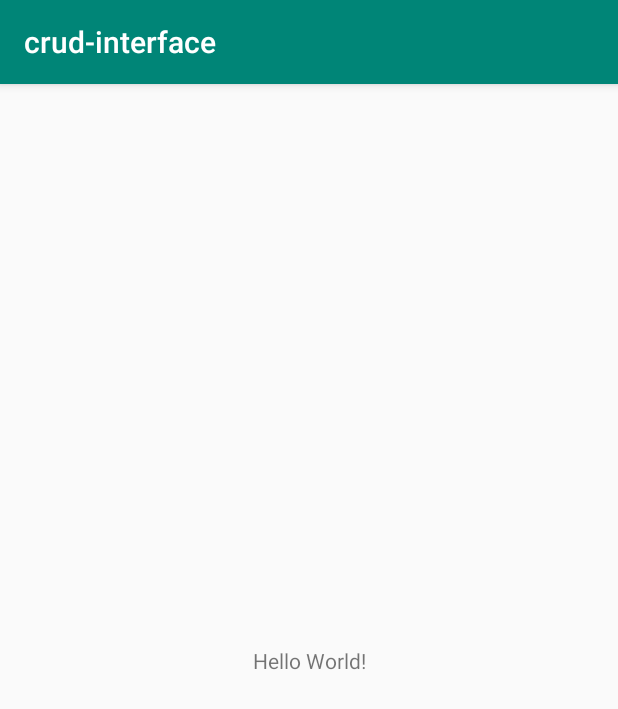
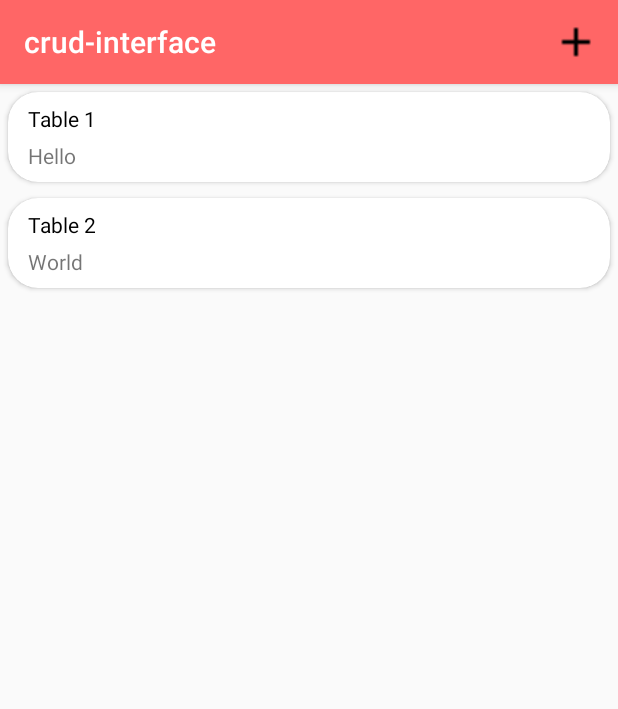
Before and after one commit to ishan2205/CRUD-interface, an Android app: the screen it shows after launch (MainActivity), on a phone screen of 412 x 824 dp. Shown: the top 709 px of the screen. Run offline under Robolectric (Android 15) with nearby library versions, the phone set to English and light mode, and no system bars; libraries missing offline, so code that uses them is left out: com.mongodb.client.

Commit message:
Card View

```diff
--- a/app/build.gradle
+++ b/app/build.gradle
@@ -2,6 +2,12 @@ apply plugin: 'com.android.application'
 
 android {
     compileSdkVersion 29
+
+    compileOptions {
+        sourceCompatibility = JavaVersion.VERSION_1_8
+        targetCompatibility = JavaVersion.VERSION_1_8
+    }
+
     defaultConfig {
         applicationId "com.anuj.crud_interface"
         minSdkVersion 22
@@ -22,7 +28,14 @@ dependencies {
     implementation fileTree(dir: 'libs', include: ['*.jar'])
     implementation 'androidx.appcompat:appcompat:1.0.2'
     implementation 'androidx.constraintlayout:constraintlayout:1.1.3'
+
+
+    implementation 'org.mongodb:stitch-android-sdk:4.1.0'
+
+
     testImplementation 'junit:junit:4.12'
     androidTestImplementation 'androidx.test:runner:1.2.0'
     androidTestImplementation 'androidx.test.espresso:espresso-core:3.2.0'
+    implementation 'androidx.cardview:cardview:1.0.0'
+    implementation 'androidx.recyclerview:recyclerview:1.0.0'
 }
--- a/app/src/main/java/com/anuj/crud_interface/MainActivity.java
+++ b/app/src/main/java/com/anuj/crud_interface/MainActivity.java
@@ -1,16 +1,84 @@
 package com.anuj.crud_interface;
 
+import androidx.appcompat.app.ActionBar;
 import androidx.appcompat.app.AppCompatActivity;
+import androidx.cardview.widget.CardView;
+import androidx.recyclerview.widget.LinearLayoutManager;
+import androidx.recyclerview.widget.RecyclerView;
 
+import android.content.Context;
+import android.graphics.drawable.ColorDrawable;
 import android.os.Bundle;
+import android.view.Menu;
+import android.view.MenuItem;
+import android.view.View;
+import android.widget.Adapter;
+import android.widget.Toast;
+
+import com.mongodb.client.MongoClient;
+import com.mongodb.client.MongoDatabase;
+
+import java.util.ArrayList;
+import java.util.List;
 
 public class MainActivity extends AppCompatActivity {
 
+    RecyclerView recyclerView;
+    List<Table> tableList;
+
     @Override
-    protected void onCreate(Bundle savedInstanceState) {
+    protected void onCreate(Bundle savedInstanceState)
+    {
         super.onCreate(savedInstanceState);
         setContentView(R.layout.activity_main);
+        ActionBar actionBar=getSupportActionBar();
+        assert actionBar != null;
+        actionBar.setBackgroundDrawable(new ColorDrawable(0xFFFF6666));
+        tableList= new ArrayList<>();
+        recyclerView=findViewById(R.id.recyclerView);
+        recyclerView.setHasFixedSize(true);
+        recyclerView.setLayoutManager(new LinearLayoutManager(this));
+        tableList.add(new Table(1,"Table 1","Hello")
+        );
+        tableList.add(new Table(2,"Table 2","World")
+        );
+        TableAdapter adapter=new TableAdapter(this,tableList);
+        recyclerView.setAdapter(adapter);
+        recyclerView.addOnItemTouchListener(new RecyclerItemClickListener(getApplicationContext(), recyclerView, new RecyclerItemClickListener.OnItemClickListener() {
+            @Override
+            public void onItemClick(View view, int position) {
+                Toast.makeText(getApplicationContext(),"HI",Toast.LENGTH_LONG).show();
+            }
 
+            @Override
+            public void onLongItemClick(View view, int position) {
+                Toast.makeText(getApplicationContext(),"SUP",Toast.LENGTH_LONG).show();
+            }
+        }));
 
+        /*MongoClientURI uri = new MongoClientURI(
+                "mongodb://anujkap:<password>@testcluster-shard-00-00-6tiz2.mongodb.net:27017,testcluster-shard-00-01-6tiz2.mongodb.net:27017,testcluster-shard-00-02-6tiz2.mongodb.net:27017/test?ssl=true&replicaSet=TestCluster-shard-0&authSource=admin&retryWrites=true&w=majority");
+
+        MongoClient mongoClient = new MongoClient(uri);
+        MongoDatabase database = mongoClient.getDatabase("test");
+    */
     }
+
+    @Override
+    public boolean onCreateOptionsMenu(Menu menu) {
+        getMenuInflater().inflate(R.menu.actionbar, menu);
+        return super.onCreateOptionsMenu(menu);
+    }
+
+    @Override
+    public boolean onOptionsItemSelected(MenuItem item) {
+        int id = item.getItemId();
+
+        if (id == R.id.mybutton) {
+            //Link Retrofit Here
+            Toast.makeText(getApplicationContext(),"ADDED",Toast.LENGTH_LONG).show();
+        }
+        return super.onOptionsItemSelected(item);
+    }
+
 }
--- /dev/null
+++ b/app/src/main/java/com/anuj/crud_interface/RecyclerItemClickListener.java
@@ -0,0 +1,52 @@
+package com.anuj.crud_interface;
+
+import android.content.Context;
+import androidx.recyclerview.widget.RecyclerView;
+import android.view.GestureDetector;
+import android.view.MotionEvent;
+import android.view.View;
+
+
+public class RecyclerItemClickListener implements RecyclerView.OnItemTouchListener {
+    private OnItemClickListener mListener;
+
+    public interface OnItemClickListener {
+        public void onItemClick(View view, int position);
+
+        public void onLongItemClick(View view, int position);
+    }
+
+    GestureDetector mGestureDetector;
+
+    public RecyclerItemClickListener(Context context, final RecyclerView recyclerView, OnItemClickListener listener) {
+        mListener = listener;
+        mGestureDetector = new GestureDetector(context, new GestureDetector.SimpleOnGestureListener() {
+            @Override
+            public boolean onSingleTapUp(MotionEvent e) {
+                return true;
+            }
+
+            @Override
+            public void onLongPress(MotionEvent e) {
+                View child = recyclerView.findChildViewUnder(e.getX(), e.getY());
+                if (child != null && mListener != null) {
+                    mListener.onLongItemClick(child, recyclerView.getChildAdapterPosition(child));
+                }
+            }
+        });
+    }
+
+    @Override public boolean onInterceptTouchEvent(RecyclerView view, MotionEvent e) {
+        View childView = view.findChildViewUnder(e.getX(), e.getY());
+        if (childView != null && mListener != null && mGestureDetector.onTouchEvent(e)) {
+            mListener.onItemClick(childView, view.getChildAdapterPosition(childView));
+            return true;
+        }
+        return false;
+    }
+
+    @Override public void onTouchEvent(RecyclerView view, MotionEvent motionEvent) { }
+
+    @Override
+    public void onRequestDisallowInterceptTouchEvent (boolean disallowIntercept){}
+}
--- /dev/null
+++ b/app/src/main/java/com/anuj/crud_interface/Table.java
@@ -0,0 +1,23 @@
+package com.anuj.crud_interface;
+
+public class Table {
+    private int id;
+    private String title,desc;
+
+    public Table(int id, String title, String desc) {
+        this.id = id;
+        this.title = title;
+        this.desc = desc;
+    }
+
+    public int getId() {
+        return id;
+    }
+    public String getTitle() {
+        return title;
+    }
+
+    public String getDesc() {
+        return desc;
+    }
+}
--- /dev/null
+++ b/app/src/main/java/com/anuj/crud_interface/TableAdapter.java
@@ -0,0 +1,58 @@
+package com.anuj.crud_interface;
+
+import android.content.Context;
+import android.view.LayoutInflater;
+import android.view.View;
+import android.view.ViewGroup;
+import android.widget.TextView;
+import android.widget.Toast;
+
+import androidx.annotation.NonNull;
+import androidx.recyclerview.widget.RecyclerView;
+
+import java.util.List;
+
+public class TableAdapter extends RecyclerView.Adapter<TableAdapter.TableViewHolder> {
+
+    private Context mCtx;
+    private List<Table> tableList;
+
+    public TableAdapter(Context mCtx, List<Table> tableList)
+    {
+        this.mCtx = mCtx;
+        this.tableList = tableList;
+    }
+
+    @NonNull
+    @Override
+    public TableViewHolder onCreateViewHolder(@NonNull ViewGroup parent, int viewType)
+    {
+        LayoutInflater inflater= LayoutInflater.from(mCtx);
+        View view=inflater.inflate(R.layout.listlayout, null);
+        TableViewHolder holder = new TableViewHolder(view);
+        return holder;
+    }
+
+    @Override
+    public void onBindViewHolder(@NonNull TableViewHolder holder, int position) {
+        Table table=tableList.get(position);
+        holder.textViewTitle.setText(table.getTitle());
+        holder.textViewDesc.setText(table.getDesc());
+
+    }
+
+    @Override
+    public int getItemCount() {
+        return tableList.size();
+    }
+
+    class TableViewHolder extends RecyclerView.ViewHolder{
+
+        TextView textViewTitle,textViewDesc;
+        public TableViewHolder(@NonNull View itemView) {
+            super(itemView);
+            textViewTitle=itemView.findViewById(R.id.textViewTitle);
+            textViewDesc=itemView.findViewById(R.id.textViewShortDesc);
+        }
+    }
+}
--- a/app/src/main/res/layout/activity_main.xml
+++ b/app/src/main/res/layout/activity_main.xml
@@ -1,18 +1,12 @@
 <?xml version="1.0" encoding="utf-8"?>
-<androidx.constraintlayout.widget.ConstraintLayout xmlns:android="http://schemas.android.com/apk/res/android"
-    xmlns:app="http://schemas.android.com/apk/res-auto"
+<RelativeLayout android:layout_height="match_parent"
+    android:layout_width="match_parent"
+    xmlns:android="http://schemas.android.com/apk/res/android"
     xmlns:tools="http://schemas.android.com/tools"
-    android:layout_width="match_parent"
-    android:layout_height="match_parent"
     tools:context=".MainActivity">
+    <androidx.recyclerview.widget.RecyclerView
+        android:id="@+id/recyclerView"
+        android:layout_width="match_parent"
+        android:layout_height="match_parent" />
 
-    <TextView
-        android:layout_width="wrap_content"
-        android:layout_height="wrap_content"
-        android:text="Hello World!"
-        app:layout_constraintBottom_toBottomOf="parent"
-        app:layout_constraintLeft_toLeftOf="parent"
-        app:layout_constraintRight_toRightOf="parent"
-        app:layout_constraintTop_toTopOf="parent" />
-
-</androidx.constraintlayout.widget.ConstraintLayout>
+</RelativeLayout>
--- /dev/null
+++ b/app/src/main/res/layout/listlayout.xml
@@ -0,0 +1,46 @@
+<?xml version="1.0" encoding="utf-8"?>
+<LinearLayout xmlns:android="http://schemas.android.com/apk/res/android"
+    android:layout_width="match_parent"
+    android:layout_height="wrap_content"
+    xmlns:card_view="http://schemas.android.com/apk/res-auto"
+    android:orientation="vertical">
+
+    <androidx.cardview.widget.CardView
+        android:layout_width="match_parent"
+        android:layout_height="wrap_content"
+        android:layout_margin="5dp"
+        card_view:cardCornerRadius="20dp"
+        android:foreground="?android:attr/selectableItemBackground"
+        android:clickable="true"
+        android:focusable="true">
+
+        <RelativeLayout
+            android:layout_width="match_parent"
+            android:layout_height="wrap_content"
+            android:padding="8dp">
+
+            <TextView
+                android:id="@+id/textViewTitle"
+                android:layout_width="match_parent"
+                android:layout_height="wrap_content"
+                android:layout_marginStart="5dp"
+                android:text="Test"
+                android:textAppearance="@style/Base.TextAppearance.AppCompat.Small"
+                android:textColor="#000000" />
+
+            <TextView
+                android:id="@+id/textViewShortDesc"
+                android:layout_width="match_parent"
+                android:layout_height="wrap_content"
+                android:layout_below="@id/textViewTitle"
+                android:layout_marginStart="5dp"
+                android:layout_marginTop="5dp"
+                android:text="Test2"
+                android:textAppearance="@style/Base.TextAppearance.AppCompat.Small" />
+
+
+        </RelativeLayout>
+
+    </androidx.cardview.widget.CardView>
+
+</LinearLayout>
--- /dev/null
+++ b/app/src/main/res/menu/actionbar.xml
@@ -0,0 +1,11 @@
+<?xml version="1.0" encoding="utf-8"?>
+<menu xmlns:app="http://schemas.android.com/apk/res-auto"
+    xmlns:android="http://schemas.android.com/apk/res/android">
+
+<item
+    android:id="@+id/mybutton"
+    android:title=""
+    app:showAsAction="always"
+    android:icon="@drawable/addicon"
+    />
+</menu>
```
Also changed, not shown: app/src/main/res/drawable-v24/addicon.png (added), app/src/main/res/drawable/addicon.png (added).
